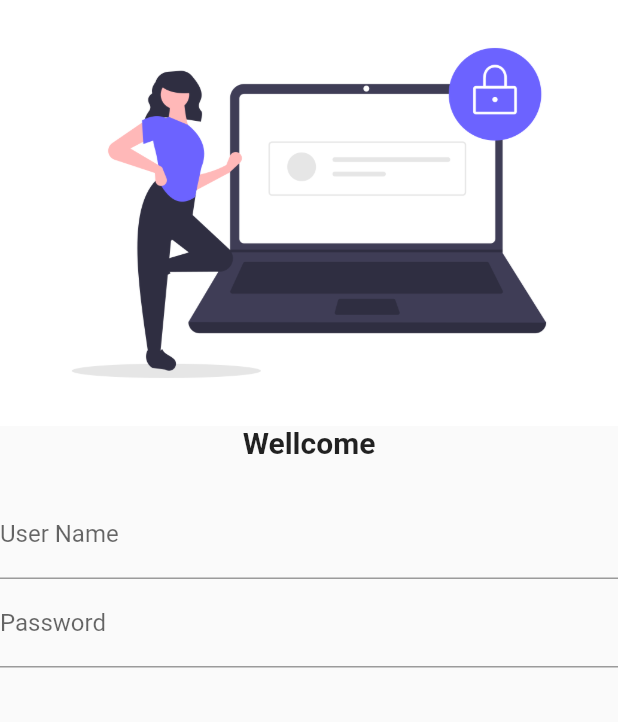
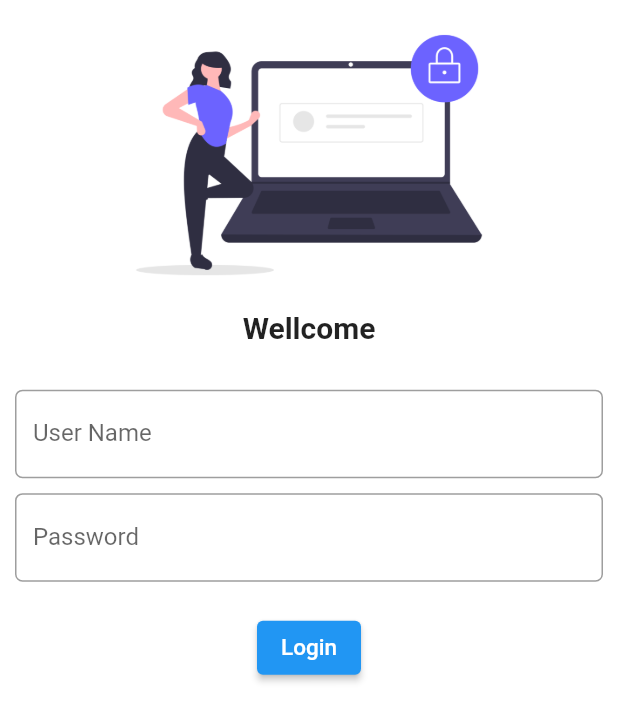
Before and after one commit to Faisii786/Flutter-Projects, a Flutter app: the screen it shows after launch, on a phone screen of 412 x 824 dp. Shown: the top 722 px of the screen. Run offline on Flutter 3.47's test engine with Material 2 defaults, Android fonts, the phone set to English and light mode, and no system bars.

Commit message:
Fourth Commit

```diff
--- a/lib/home_page.dart
+++ b/lib/home_page.dart
@@ -6,9 +6,13 @@ class HomePage extends StatelessWidget {
   @override
   Widget build(BuildContext context) {
     return Scaffold(
+        backgroundColor: Colors.white,
         body: Column(
           children: [
-        Image.asset("assets/images/login.png"),
+            Image.asset(
+              "assets/images/login.png",
+              width: 300,
+            ),
             Text(
               "Wellcome",
               style: TextStyle(fontSize: 20, fontWeight: FontWeight.bold),
@@ -16,13 +20,41 @@ class HomePage extends StatelessWidget {
             SizedBox(
               height: 20,
             ),
+            Padding(
+              padding: const EdgeInsets.all(10.0),
+              child: Column(
+                children: [
                   TextField(
                     decoration: InputDecoration(
-              hintText: "Enter User Name", labelText: "User Name"),
+                        border: OutlineInputBorder(
+                          borderRadius: BorderRadius.circular(5),
+                        ),
+                        hintText: "Enter User Name",
+                        labelText: "User Name"),
+                  ),
+                  SizedBox(
+                    height: 10,
                   ),
                   TextField(
                     decoration: InputDecoration(
-              hintText: "Enter Password", labelText: "Password"),
+                        border: OutlineInputBorder(
+                          borderRadius: BorderRadius.circular(5),
+                        ),
+                        hintText: "Enter Password",
+                        labelText: "Password"),
+                  ),
+                  SizedBox(
+                    height: 20,
+                  ),
+                  ElevatedButton(
+                    child: Text(
+                      "Login",
+                      style: TextStyle(fontSize: 15),
+                    ),
+                    onPressed: () {},
+                  ),
+                ],
+              ),
             ),
           ],
         ));
--- a/lib/main.dart
+++ b/lib/main.dart
@@ -11,6 +11,7 @@ class MyApp extends StatelessWidget {
   @override
   Widget build(BuildContext context) {
     return MaterialApp(
+      debugShowCheckedModeBanner: false,
       title: "Flutter First App",
       home: HomePage(),
     );
```
Lines whose indentation alone changed are shown as unchanged.
